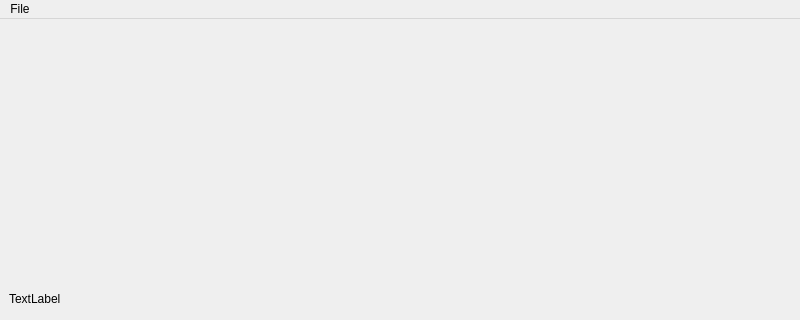
Before: the Qt Designer form main_window.ui in Orisphere/fractals, drawn with Qt 5; both pictures show x 0 to 800 and y 0 to 320 of the 800 by 601 pixel window.
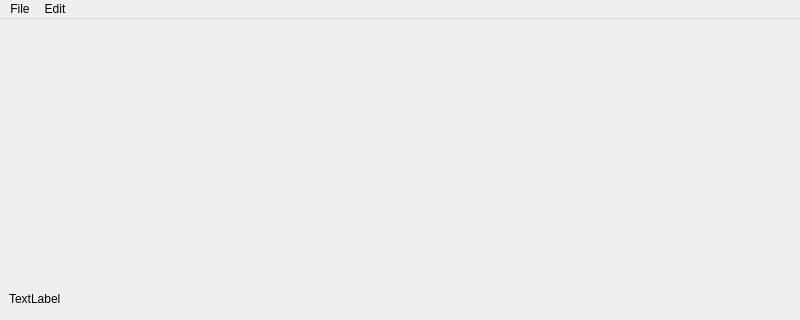
After: the same form once the commit is applied. Custom widgets are drawn as their Qt base class.

Diff of the .ui file:
```diff
--- a/main_window.ui
+++ b/main_window.ui
@@ -39,7 +39,15 @@
     </property>
     <addaction name="build_fractal"/>
    </widget>
+   <widget class="QMenu" name="menuEdit">
+    <property name="title">
+     <string>Edit</string>
+    </property>
+    <addaction name="actionUndo"/>
+    <addaction name="actionRedo"/>
+   </widget>
    <addaction name="menuFile"/>
+   <addaction name="menuEdit"/>
   </widget>
   <widget class="QStatusBar" name="statusbar"/>
   <action name="build_fractal">
```
Left out of the diff: 10 changed lines with no effect on the pictures.
